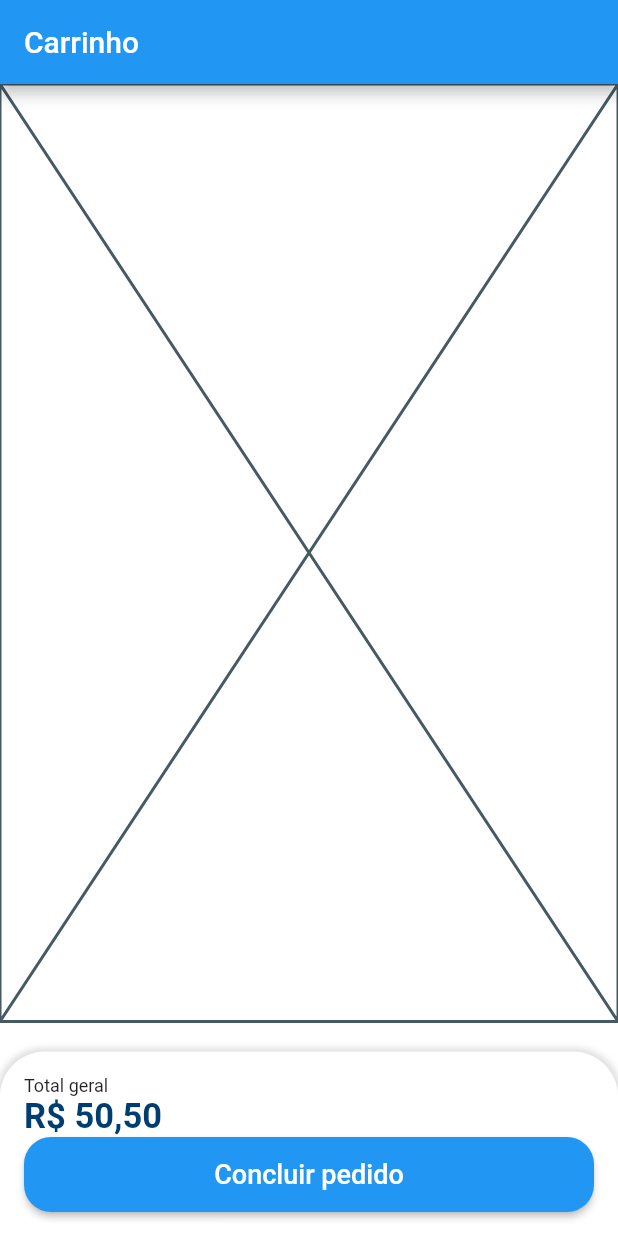
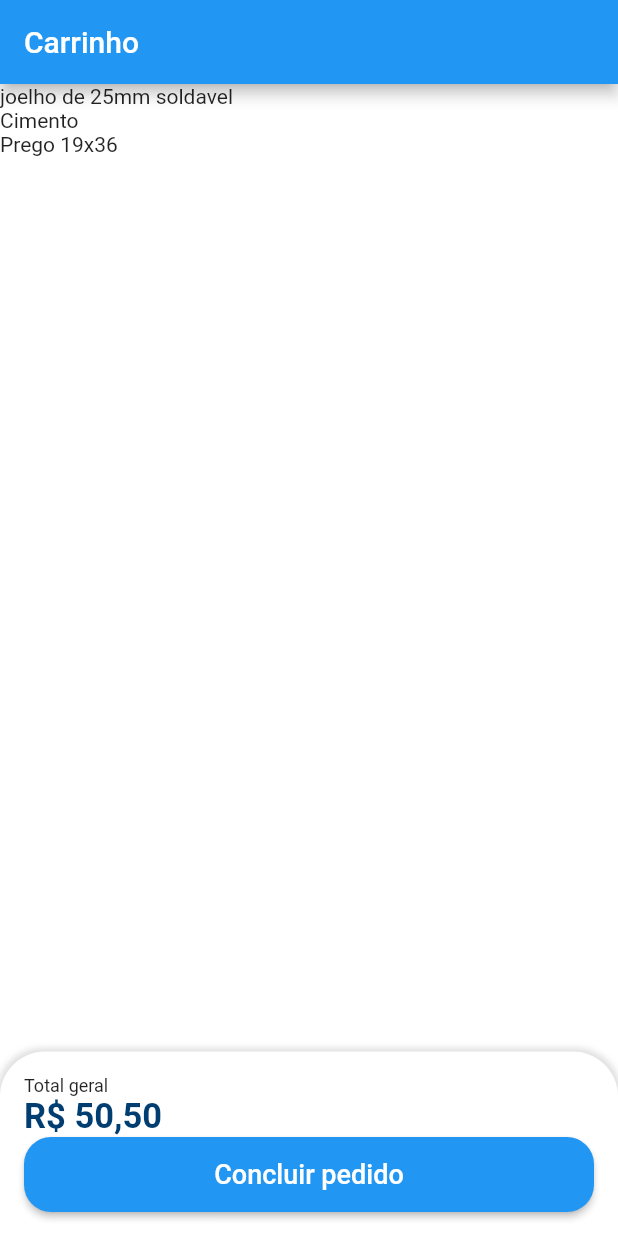
Before and after one commit to MatheusBrandao525/loja_online_com_flutter, a Flutter app: the CartTab screen opened directly, on a phone screen of 412 x 824 dp. Run offline on Flutter 3.47's test engine with Material 2 defaults, Android fonts, the phone set to English and light mode, and no system bars; our stand-ins replace animated_text_kit, badges, mask_text_input_formatter.

Commit message:
Lista de produtos

```diff
--- a/lib/src/config/app_data.dart
+++ b/lib/src/config/app_data.dart
@@ -1,3 +1,4 @@
+import 'package:loja_online/src/models/cart_item_model.dart';
 import 'package:loja_online/src/models/item_model.dart';
 
 ItemModel joelho = ItemModel(
@@ -53,3 +54,18 @@ List<String> categorias = [
   'Vidraçaria',
   'Marmoraria',
 ];
+
+List<CartItemModel> cartItems = [
+  CartItemModel(
+    item: joelho,
+    quantity: 3,
+  ),
+  CartItemModel(
+    item: cimento,
+    quantity: 10,
+  ),
+  CartItemModel(
+    item: prego,
+    quantity: 1,
+  ),
+];
--- /dev/null
+++ b/lib/src/models/cart_item_model.dart
@@ -0,0 +1,11 @@
+import 'package:loja_online/src/models/item_model.dart';
+
+class CartItemModel {
+  ItemModel item;
+  int quantity;
+
+  CartItemModel({
+    required this.item,
+    required this.quantity,
+  });
+}
--- a/lib/src/pages/cart/cart_tab.dart
+++ b/lib/src/pages/cart/cart_tab.dart
@@ -1,5 +1,6 @@
 import 'package:flutter/material.dart';
 import 'package:loja_online/src/services/utils_services.dart';
+import 'package:loja_online/src/config/app_data.dart' as appData;
 
 class CartTab extends StatelessWidget {
   CartTab({Key? key}) : super(key: key);
@@ -14,11 +15,13 @@ class CartTab extends StatelessWidget {
       ),
       body: Column(
         children: [
-          const Expanded(
-            child: Placeholder(),
-          ),
-          const SizedBox(
-            height: 20,
+          Expanded(
+            child: ListView.builder(
+              itemCount: appData.cartItems.length,
+              itemBuilder: (_, index) {
+                return Text(appData.cartItems[index].item.itemName);
+              },
+            ),
           ),
           Container(
             padding: const EdgeInsets.all(16),
```
